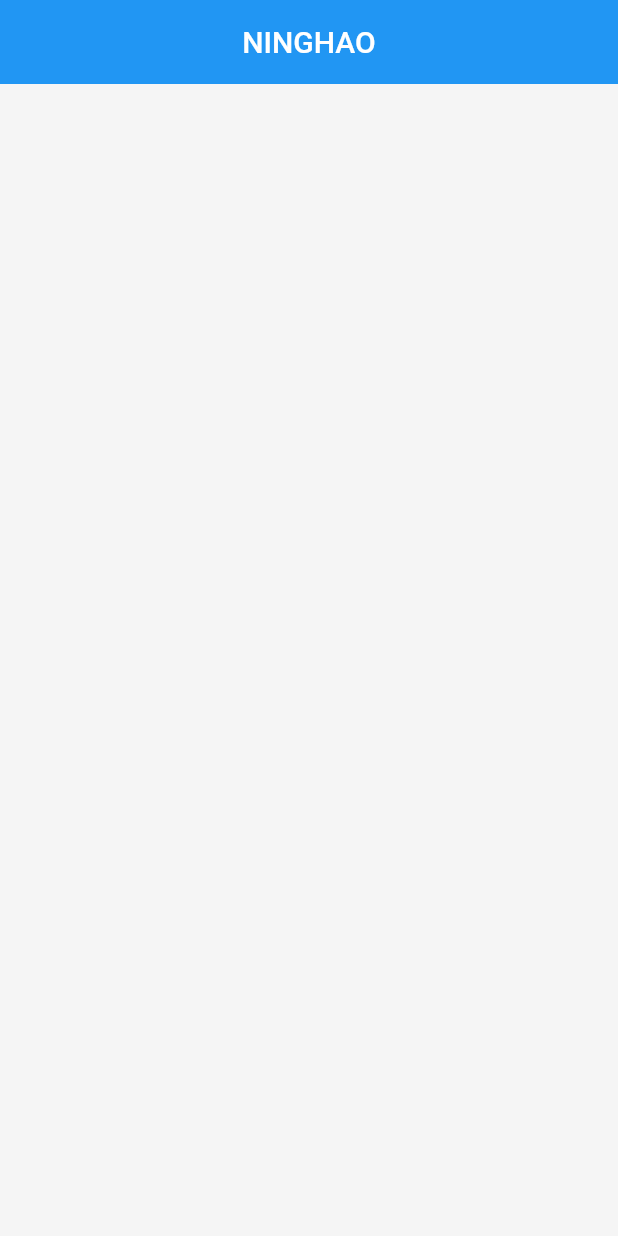
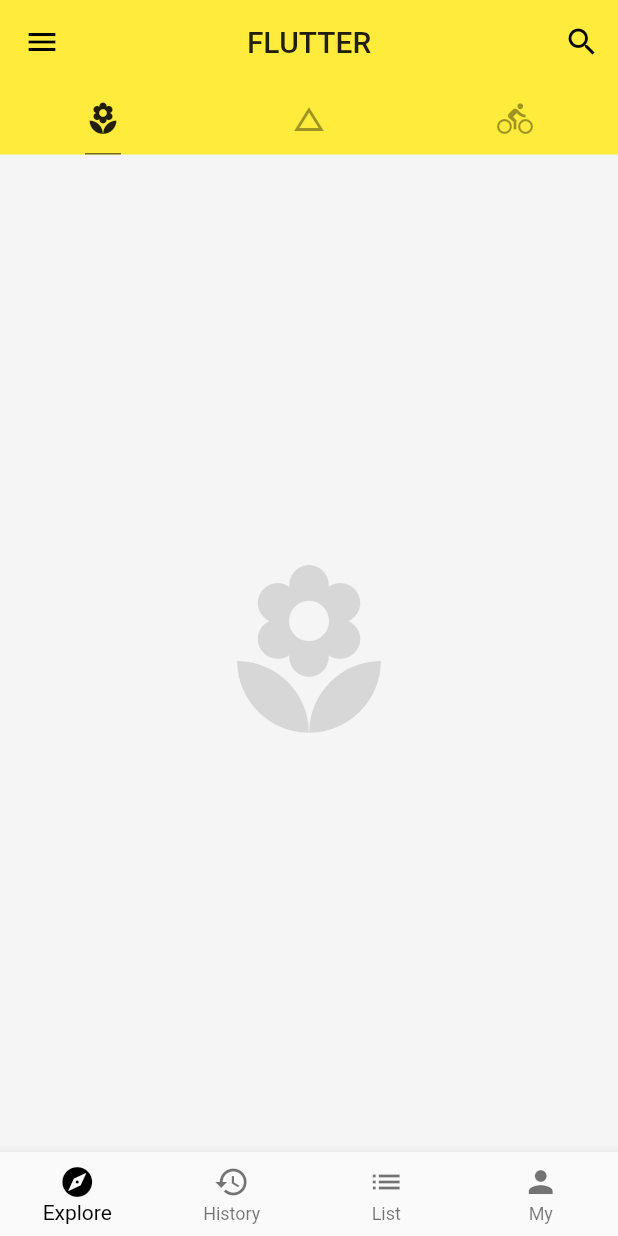
Before and after one commit to WangChao64/Flutter_demo, a Flutter app: the screen it shows after launch, on a phone screen of 412 x 824 dp. Run offline on Flutter 3.47's test engine with Material 2 defaults, Android fonts, the phone set to English and light mode, and no system bars; our stand-ins replace toast; network calls fail.

Commit message:
项目首页对应

```diff
--- a/lib/constant.dart
+++ b/lib/constant.dart
@@ -1,5 +1,5 @@
 class Constant {
   //闪屏图片
   final String PHOTO_URL =
-      'http://photocq.photo.store.qq.com/psc?/V10vULYX0jYZww/Af1yGqSdppVqA7I0*cpgDCkJCvzLuAhw1.ruNZrHWFadfVFms6Nd0EGWPPorbecvndRIp0OpU40ROXJnEJO0FdGhLA797BsS01awu3rMSf0!/b&bo=0AI4BAAAAAAFF9o!&rf=viewer_4"';
+      'https://photocq.photo.store.qq.com/psc?/V10vULYX0jYZww/Af1yGqSdppVqA7I0*cpgDCkJCvzLuAhw1.ruNZrHWFadfVFms6Nd0EGWPPorbecvndRIp0OpU40ROXJnEJO0FdGhLA797BsS01awu3rMSf0!/b&bo=0AI4BAAAAAAFF9o!&rf=viewer_4"';
 }
--- a/lib/main.dart
+++ b/lib/main.dart
@@ -1,5 +1,8 @@
 import 'package:flutter/material.dart';
 import 'package:flutter_app_test/constant.dart';
+import 'package:toast/toast.dart';
+
+import 'demo/drawer_demo.dart';
 
 void main() {
   runApp(MyApp());
@@ -12,22 +15,71 @@ class MyApp extends StatelessWidget {
         debugShowCheckedModeBanner: false,
         routes: {"new_page": (context) => Hello()},
         home: SplashScreen(),
-    );
+        theme: ThemeData(
+          primarySwatch: Colors.yellow,
+          highlightColor: Color.fromRGBO(255, 255, 255, 0.5),
+          splashColor: Colors.white10,
+          accentColor: Color.fromRGBO(3, 54, 255, 1.0),
+        ));
   }
 }
 
 class Hello extends StatelessWidget {
   @override
   Widget build(BuildContext context) {
-    return Scaffold(
+    return DefaultTabController(
+        length: 3,
+        child: Scaffold(
           backgroundColor: Colors.grey[100],
           appBar: AppBar(
-        title: Text('NINGHAO'),
+            title: Text('FLUTTER'),
+            actions: <Widget>[
+              IconButton(
+                icon: Icon(Icons.search),
+                tooltip: 'Search',
+                onPressed: () => Toast.show("搜索", context,
+                    duration: Toast.LENGTH_SHORT, gravity: Toast.BOTTOM),
+              )
+            ],
             centerTitle: true,
             elevation: 0.0,
+            bottom: TabBar(
+              unselectedLabelColor: Colors.black38,
+              indicatorColor: Colors.black54,
+              indicatorSize: TabBarIndicatorSize.label,
+              indicatorWeight: 1.0,
+              tabs: <Widget>[
+                Tab(icon: Icon(Icons.local_florist)),
+                Tab(icon: Icon(Icons.change_history)),
+                Tab(icon: Icon(Icons.directions_bike)),
+              ],
             ),
-      body: null,
-    );
+          ),
+          body: TabBarView(children: <Widget>[
+            Icon(Icons.local_florist, size: 128.0, color: Colors.black12),
+            Icon(Icons.change_history, size: 128.0, color: Colors.black12),
+            Icon(Icons.directions_bike, size: 128.0, color: Colors.black12),
+          ]),
+          drawer: DrawerDemo(),
+          bottomNavigationBar: BottomNavigationBar(
+            type: BottomNavigationBarType.fixed,
+            fixedColor: Colors.black,
+            items: [
+              BottomNavigationBarItem(
+                  icon: Icon(Icons.explore), title: Text('Explore')),
+              BottomNavigationBarItem(
+                icon: Icon(Icons.history),
+                title: Text('History'),
+              ),
+              BottomNavigationBarItem(
+                  icon: Icon(Icons.list), title: Text('List')),
+              BottomNavigationBarItem(
+                icon: Icon(Icons.person),
+                title: Text('My'),
+              )
+            ],
+          ),
+        ));
   }
 }
 
--- a/pubspec.yaml
+++ b/pubspec.yaml
@@ -32,7 +32,7 @@ dependencies:
 dev_dependencies:
   flutter_test:
     sdk: flutter
-
+  toast: ^0.1.5
 # For information on the generic Dart part of this file, see the
 # following page: https://dart.dev/tools/pub/pubspec
 
```
Also changed, not shown: lib/demo/drawer_demo.dart (added, +50 -0 lines), pubspec.lock. Lines whose indentation alone changed are shown as unchanged.
